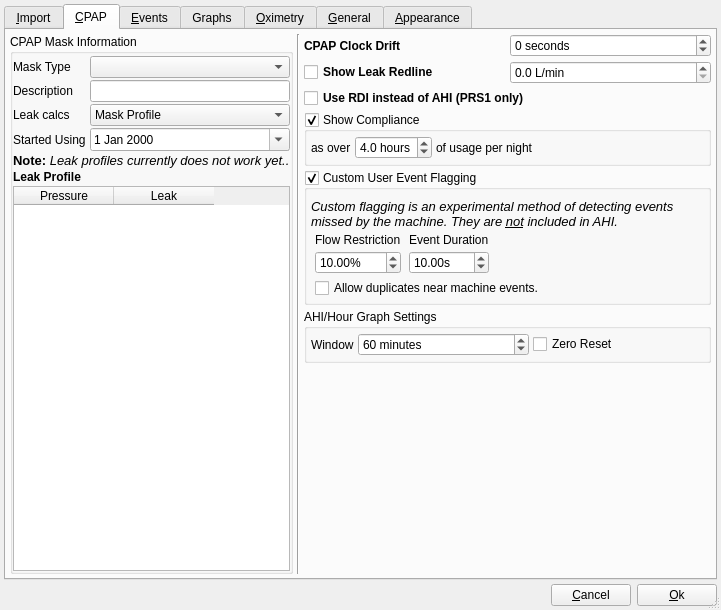
sbonaime/sleepyhead-code., file sleepyhead/preferencesdialog.ui: the form before one commit.
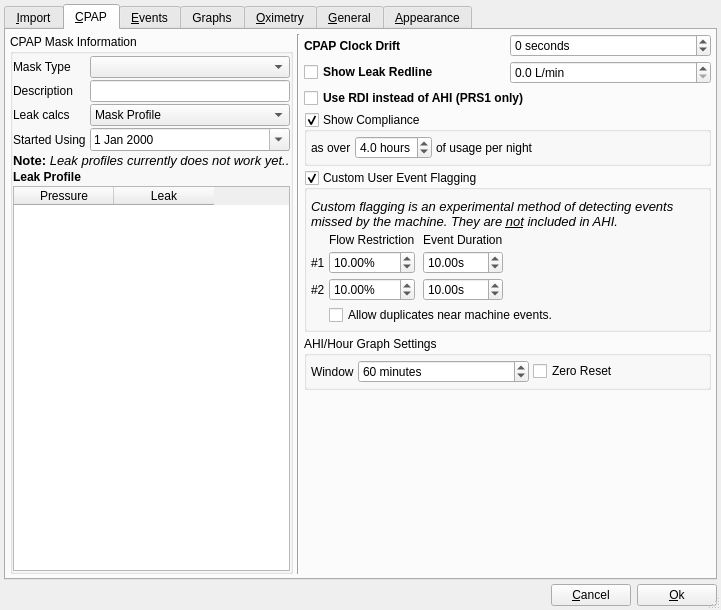
The form after the commit. The open tabs and pages were chosen to show the change. Icons and pictures are not drawn.

Patch:
```diff
--- a/sleepyhead/preferencesdialog.ui
+++ b/sleepyhead/preferencesdialog.ui
@@ -975,7 +975,41 @@
               </property>
              </widget>
             </item>
-            <item row="3" column="1" colspan="4">
+            <item row="3" column="1">
+             <widget class="QDoubleSpinBox" name="apneaFlowRestriction2">
+              <property name="suffix">
+               <string>%</string>
+              </property>
+              <property name="value">
+               <double>10.000000000000000</double>
+              </property>
+             </widget>
+            </item>
+            <item row="3" column="0">
+             <widget class="QLabel" name="label_50">
+              <property name="text">
+               <string>#2</string>
+              </property>
+             </widget>
+            </item>
+            <item row="3" column="3">
+             <widget class="QDoubleSpinBox" name="apneaDuration2">
+              <property name="suffix">
+               <string>s</string>
+              </property>
+              <property name="value">
+               <double>10.000000000000000</double>
+              </property>
+             </widget>
+            </item>
+            <item row="2" column="0">
+             <widget class="QLabel" name="label_49">
+              <property name="text">
+               <string>#1</string>
+              </property>
+             </widget>
+            </item>
+            <item row="4" column="1" colspan="4">
              <widget class="QCheckBox" name="userEventDuplicates">
               <property name="text">
                <string>Allow duplicates near machine events.</string>
```
Left out of the diff: 28 changed lines with no effect on the pictures.
